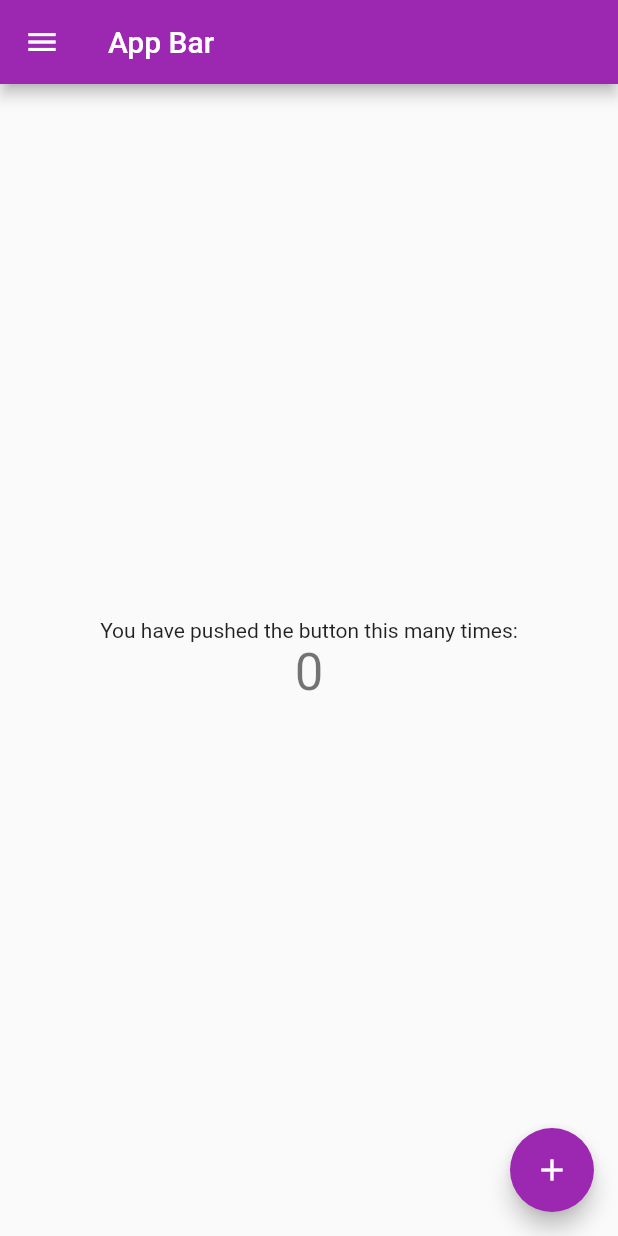
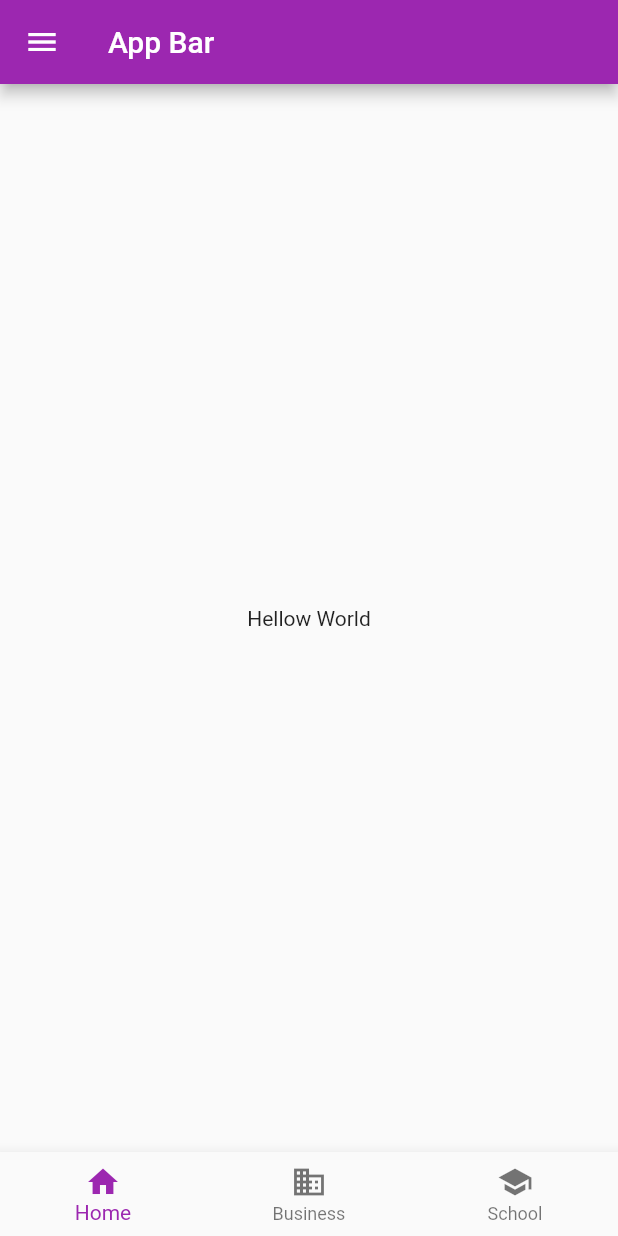
Before and after one commit to jphinfo/pdm, a Flutter app: the screen it shows after launch, on a phone screen of 412 x 824 dp. Run offline on Flutter 3.47's test engine with Material 2 defaults, Android fonts, the phone set to English and light mode, and no system bars.

Commit message:
Foi criado a barra inferior "home, busines e school"

```diff
--- a/scaffold/lib/main.dart
+++ b/scaffold/lib/main.dart
@@ -37,6 +37,7 @@ class _MyHomePageState extends State<MyHomePage> {
       _counter++;
     });
   }
+
 
   @override
   Widget build(BuildContext context) {
@@ -93,26 +94,25 @@ class _MyHomePageState extends State<MyHomePage> {
         ),
       ),
       body: Center(
-
-        child: Column(
-
-          mainAxisAlignment: MainAxisAlignment.center,
-          children: <Widget>[
-            Text(
-              'You have pushed the button this many times:',
-            ),
-            Text(
-              '$_counter',
-              style: Theme.of(context).textTheme.display1,
-            ),
-          ],
+        child: Container(
+          child: Text('Hellow World')),
+      ),
+      bottomNavigationBar: BottomNavigationBar(
+        items: const <BottomNavigationBarItem>[
+          BottomNavigationBarItem(
+            icon: Icon(Icons.home),
+            title: Text('Home'),
+          ),
+        BottomNavigationBarItem(
+          icon: Icon(Icons.business),
+          title: Text('Business'),
+          ),
+        BottomNavigationBarItem(
+          icon: Icon(Icons.school),
+          title: Text('School'),
         ),
+        ],
       ),
-      floatingActionButton: FloatingActionButton(
-        onPressed: _incrementCounter,
-        tooltip: 'Increment',
-        child: Icon(Icons.add),
-      ), // This trailing comma makes auto-formatting nicer for build methods.
     );
   }
 }
```
